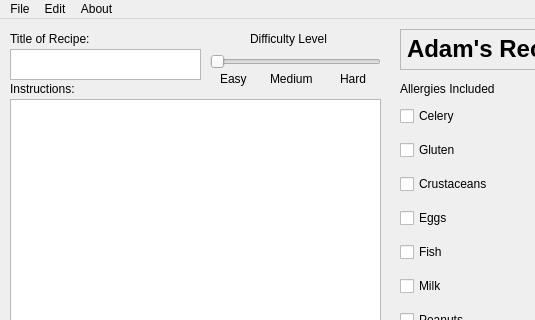
Old version of the form mainwindow.ui in the repository AdamTCollins/CS4076_PROJECT; both pictures show x 0 to 535 and y 0 to 320 of the 684 by 431 pixel window.
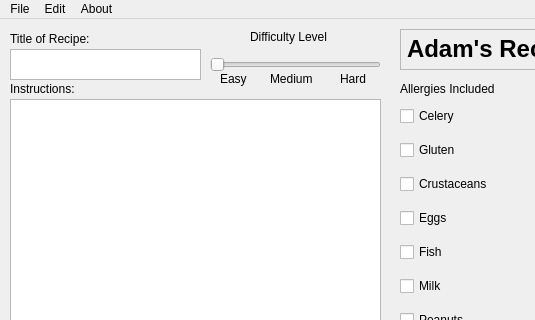
New version of the form.

The edit to the form file:
```diff
--- a/mainwindow.ui
+++ b/mainwindow.ui
@@ -200,32 +200,6 @@
      <string>Ingredients Required</string>
     </property>
    </widget>
-   <widget class="QSlider" name="horizontalSlider">
-    <property name="geometry">
-     <rect>
-      <x>210</x>
-      <y>30</y>
-      <width>171</width>
-      <height>25</height>
-     </rect>
-    </property>
-    <property name="orientation">
-     <enum>Qt::Horizontal</enum>
-    </property>
-   </widget>
-   <widget class="QLabel" name="label_5">
-    <property name="geometry">
-     <rect>
-      <x>250</x>
-      <y>10</y>
-      <width>91</width>
-      <height>20</height>
-     </rect>
-    </property>
-    <property name="text">
-     <string>Difficulty Level</string>
-    </property>
-   </widget>
    <widget class="QLabel" name="label_6">
     <property name="geometry">
      <rect>
@@ -375,6 +349,38 @@
      <string>Not Suitable for Vegetarians</string>
     </property>
    </widget>
+   <widget class="QWidget" name="verticalLayoutWidget">
+    <property name="geometry">
+     <rect>
+      <x>210</x>
+      <y>30</y>
+      <width>171</width>
+      <height>31</height>
+     </rect>
+    </property>
+    <layout class="QVBoxLayout" name="verticalLayout">
+     <item>
+      <widget class="QSlider" name="horizontalSlider">
+       <property name="orientation">
+        <enum>Qt::Horizontal</enum>
+       </property>
+      </widget>
+     </item>
+    </layout>
+   </widget>
+   <widget class="QLabel" name="label_5">
+    <property name="geometry">
+     <rect>
+      <x>250</x>
+      <y>10</y>
+      <width>91</width>
+      <height>16</height>
+     </rect>
+    </property>
+    <property name="text">
+     <string>Difficulty Level</string>
+    </property>
+   </widget>
   </widget>
   <widget class="QMenuBar" name="menubar">
    <property name="geometry">
```
Left out of the diff: 40 changed lines with no effect on the pictures.
